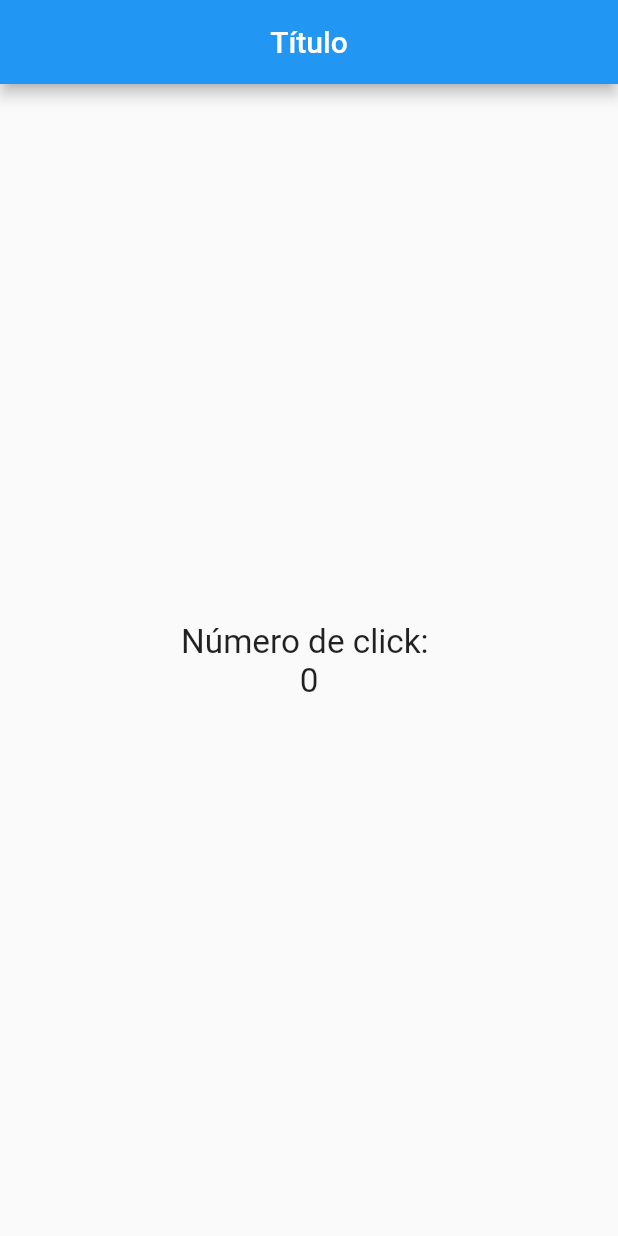
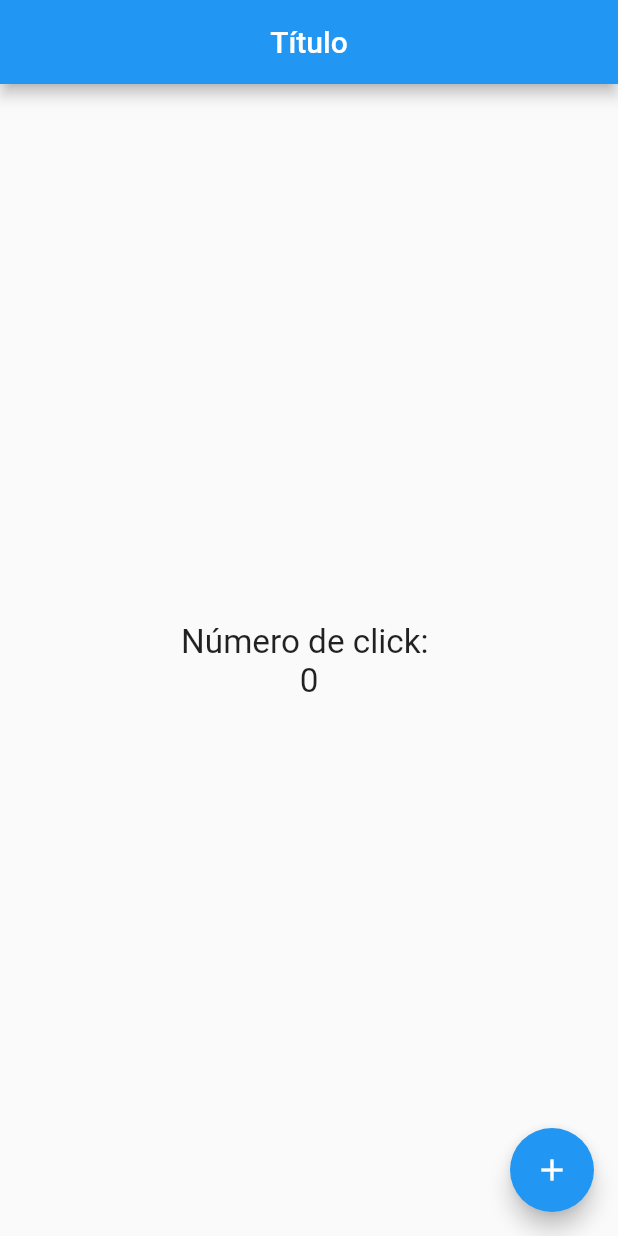
Before and after one commit to ang850123/Contador, a Flutter app: the screen it shows after launch, on a phone screen of 412 x 824 dp. Run offline on Flutter 3.47's test engine with Material 2 defaults, Android fonts, the phone set to English and light mode, and no system bars.

Commit message:
Primera Salva

```diff
--- a/Prueba/flutter_application_1/lib/src/pages/home_page.dart
+++ b/Prueba/flutter_application_1/lib/src/pages/home_page.dart
@@ -22,6 +22,12 @@ class HomePage extends StatelessWidget {
           //Text('Hola Mundo'),
 
           ),
+      floatingActionButton: FloatingActionButton(
+        child: Icon(Icons.add),
+        onPressed: () {
+          print('Hola mundo');
+        },
+      ),
     );
   }
 }
```
